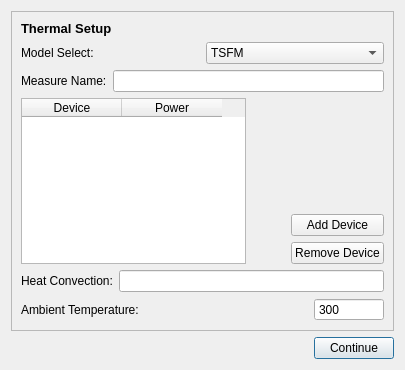
This is GUI/ui/thermalSetup.ui in e3da/PowerSynth2-core as Qt 5 draws it before an edit. The edited form follows.
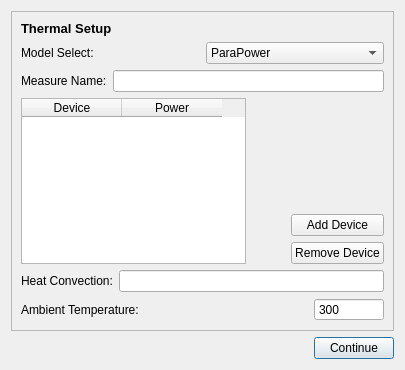
This is the edited form.

Commit message: Updated GUI to have some default settings

What changed in the file:
```diff
--- a/GUI/ui/thermalSetup.ui
+++ b/GUI/ui/thermalSetup.ui
@@ -41,6 +41,11 @@
         </item>
         <item>
          <widget class="QComboBox" name="combo_model_select">
+          <item>
+           <property name="text">
+            <string>ParaPower</string>
+           </property>
+          </item>
           <item>
            <property name="text">
             <string>TSFM</string>
```
Left out of the diff: 2 changed lines with no effect on the pictures. The commit also changes 3 other files.
